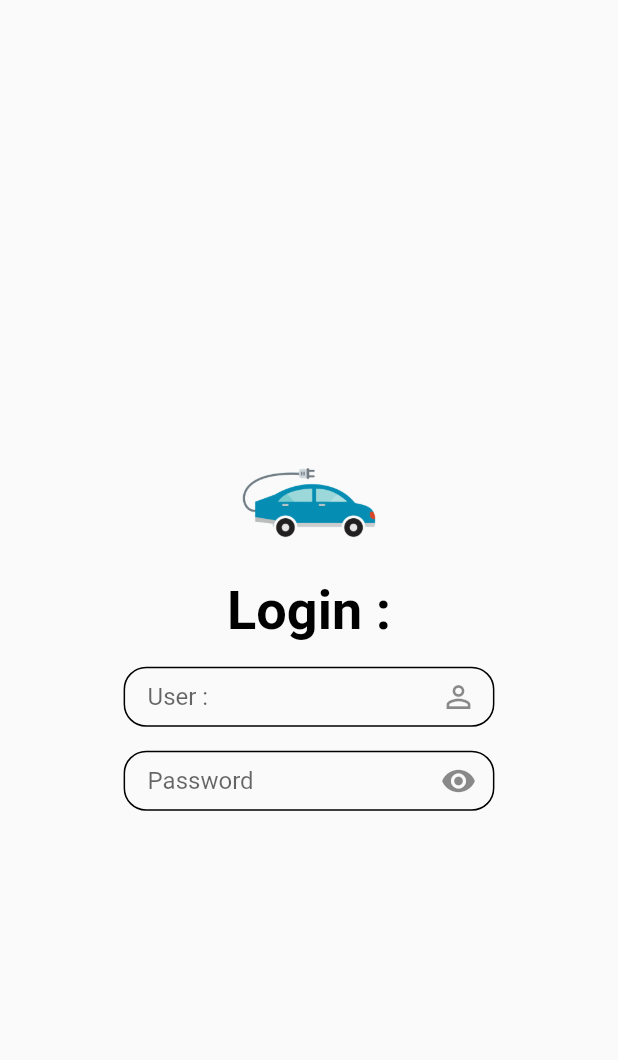
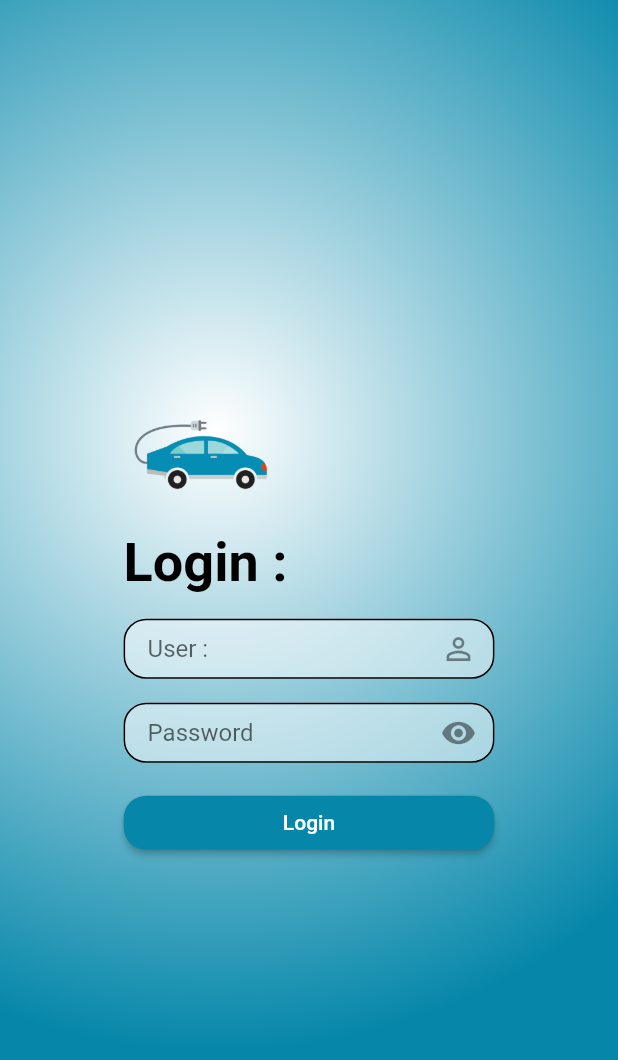
Before and after one commit to masterUNG/UngEgit, a Flutter app: the screen it shows after launch, on a phone screen of 412 x 824 dp. Shown: the top 1060 px of the screen. Run offline on Flutter 3.47's test engine with Material 2 defaults, Android fonts, the phone set to English and light mode, and no system bars; our stand-ins replace google_fonts; Roboto replaces fonts that are missing (Mali).

Commit message:
finish 21june

```diff
--- a/lib/states/authen.dart
+++ b/lib/states/authen.dart
@@ -1,5 +1,9 @@
+// ignore_for_file: avoid_print
+
 import 'package:flutter/material.dart';
 import 'package:ungegat/utility/my_constant.dart';
+import 'package:ungegat/utility/my_dialog.dart';
+import 'package:ungegat/widgets/show_button.dart';
 import 'package:ungegat/widgets/show_form.dart';
 import 'package:ungegat/widgets/show_image.dart';
 import 'package:ungegat/widgets/show_text.dart';
@@ -13,29 +17,56 @@
 
 class _AuthenState extends State<Authen> {
   bool redEye = true;
+  String? user, password;
 
   @override
   Widget build(BuildContext context) {
     return Scaffold(
       body: LayoutBuilder(
           builder: (BuildContext context, BoxConstraints boxConstraints) {
-        return GestureDetector(behavior: HitTestBehavior.opaque,
+        return GestureDetector(
+          behavior: HitTestBehavior.opaque,
           onTap: () {
             FocusScope.of(context).requestFocus(FocusScopeNode());
           },
+          child: Container(
+            decoration: MyConstant().bgBox(),
             child: Center(
               child: Column(
                 mainAxisAlignment: MainAxisAlignment.center,
                 children: [
                   newLogo(boxConstraints),
-                newTitle(),
+                  newTitle(boxConstraints),
                   formUser(boxConstraints),
                   formPassword(boxConstraints),
+                  buttonLogin(boxConstraints),
                 ],
+              ),
             ),
           ),
         );
       }),
+    );
+  }
+
+  Container buttonLogin(BoxConstraints boxConstraints) {
+    return Container(
+      margin: const EdgeInsets.only(top: 16),
+      width: boxConstraints.maxWidth * 0.6,
+      child: ShowButtom(
+        label: 'Login',
+        pressFunc: () {
+          print('user = $user, password = $password');
+
+          if ((user?.isEmpty ?? true) || (password?.isEmpty ?? true)) {
+            print('Have Space');
+            MyDialog(context: context).normalDialog(
+                title: 'Have Space ?', subTitle: 'Please Fill Every Blank');
+          } else {
+            print('No Space');
+          }
+        },
+      ),
     );
   }
 
@@ -53,7 +84,9 @@
         obSecu: redEye,
         hint: 'Password',
         iconData: Icons.lock_outline,
-        changeFung: (String string) {},
+        changeFung: (String string) {
+          password = string.trim();
+        },
       ),
     );
   }
@@ -66,22 +99,38 @@
       child: ShowForm(
         hint: 'User :',
         iconData: Icons.person_outline,
-        changeFung: (String string) {},
+        changeFung: (String string) {
+          user = string.trim();
+        },
       ),
     );
   }
 
-  ShowText newTitle() {
-    return ShowText(
+  SizedBox newTitle(BoxConstraints boxConstraints) {
+    return SizedBox(
+      width: boxConstraints.maxWidth * 0.6,
+      child: Row(
+        children: [
+          ShowText(
             text: 'Login :',
             textStyle: MyConstant().h1Style(),
+          ),
+        ],
+      ),
     );
   }
 
   SizedBox newLogo(BoxConstraints boxConstraints) {
     return SizedBox(
+      width: boxConstraints.maxWidth * 0.6,
+      child: Row(
+        children: [
+          SizedBox(
             width: boxConstraints.maxWidth * 0.25,
             child: ShowImage(),
+          ),
+        ],
+      ),
     );
   }
 }
--- a/lib/utility/my_constant.dart
+++ b/lib/utility/my_constant.dart
@@ -1,33 +1,48 @@
 import 'package:flutter/material.dart';
+import 'package:google_fonts/google_fonts.dart';
 
 class MyConstant {
   // Field
   static Color primary = const Color.fromARGB(255, 6, 135, 170);
   static Color dark = Colors.black;
+  static Color active = const Color.fromARGB(255, 234, 9, 84);
 
   // Method
+
+  BoxDecoration bgBox() {
+    return BoxDecoration(
+      gradient: RadialGradient(
+        radius: 1.0,
+        center: const Alignment(-0.3, -0.3),
+        colors: [Colors.white, primary],
+      ),
+    );
+  }
+
   TextStyle h1Style() {
-    return TextStyle(
+    return GoogleFonts.mali(
+        textStyle: TextStyle(
       fontSize: 36,
       color: dark,
       fontWeight: FontWeight.bold,
-    );
+    ));
   }
 
   TextStyle h2Style() {
-    return TextStyle(
+    return GoogleFonts.mali(
+        textStyle: TextStyle(
       fontSize: 18,
       color: dark,
       fontWeight: FontWeight.w700,
-    );
+    ));
   }
 
   TextStyle h3Style() {
-    return TextStyle(
+    return GoogleFonts.mali(
+        textStyle: TextStyle(
       fontSize: 14,
       color: dark,
       fontWeight: FontWeight.normal,
-    );
+    ));
   }
-
 }
--- /dev/null
+++ b/lib/widgets/show_button.dart
@@ -0,0 +1,25 @@
+// ignore_for_file: public_member_api_docs, sort_constructors_first
+import 'package:flutter/material.dart';
+import 'package:ungegat/utility/my_constant.dart';
+
+class ShowButtom extends StatelessWidget {
+  final String label;
+  final Function() pressFunc;
+  const ShowButtom({
+    Key? key,
+    required this.label,
+    required this.pressFunc,
+  }) : super(key: key);
+
+  @override
+  Widget build(BuildContext context) {
+    return ElevatedButton(
+      style: ElevatedButton.styleFrom(
+        shape: RoundedRectangleBorder(borderRadius: BorderRadius.circular(15) ),
+        primary: MyConstant.primary,
+      ),
+      onPressed: pressFunc,
+      child: Text(label),
+    );
+  }
+}
--- a/lib/widgets/show_form.dart
+++ b/lib/widgets/show_form.dart
@@ -1,5 +1,6 @@
 // ignore_for_file: public_member_api_docs, sort_constructors_first
 import 'package:flutter/material.dart';
+import 'package:ungegat/utility/my_constant.dart';
 
 class ShowForm extends StatelessWidget {
   final String hint;
@@ -22,6 +23,8 @@
       obscureText: obSecu ?? false,
       onChanged: changeFung,
       decoration: InputDecoration(
+        filled: true,
+        fillColor: Colors.white.withOpacity(0.5),
         suffixIcon: redEyeFunc == null
             ? Icon(iconData)
             : IconButton(
@@ -35,9 +38,11 @@
           left: 16,
         ),
         enabledBorder: OutlineInputBorder(
+          borderSide: BorderSide(color: MyConstant.dark),
           borderRadius: BorderRadius.circular(15),
         ),
         focusedBorder: OutlineInputBorder(
+          borderSide: BorderSide(color: MyConstant.active),
           borderRadius: BorderRadius.circular(15),
         ),
       ),
--- a/pubspec.yaml
+++ b/pubspec.yaml
@@ -34,6 +34,7 @@
   # The following adds the Cupertino Icons font to your application.
   # Use with the CupertinoIcons class for iOS style icons.
   cupertino_icons: ^1.0.2
+  google_fonts: ^3.0.1
 
 dev_dependencies:
   flutter_test:
```
Also changed, not shown: lib/utility/my_dialog.dart (added, +34 -0 lines), pubspec.lock, 7 other files. Lines whose indentation alone changed are shown as unchanged.
